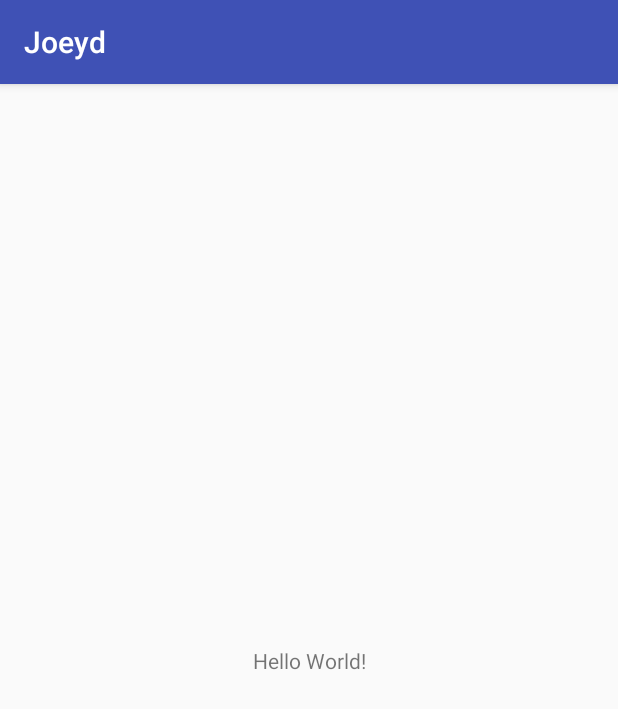
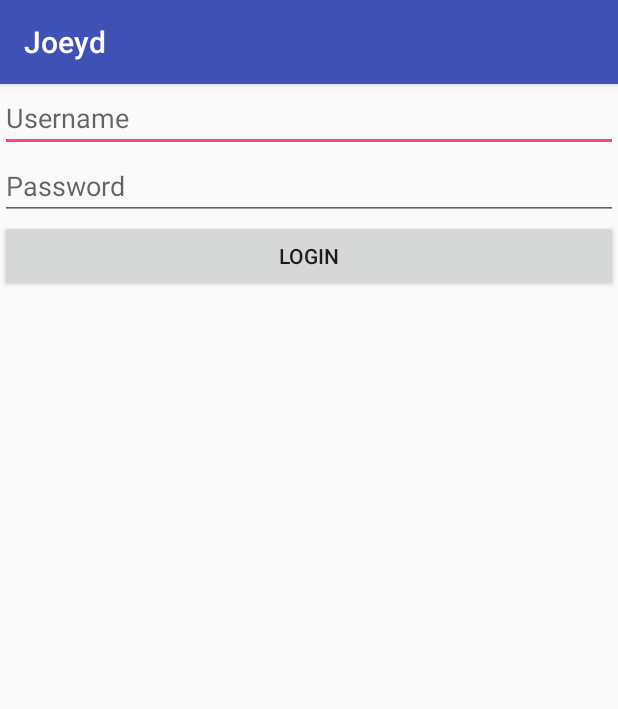
Before and after one commit to pawiromitchel/JoeyD-Android-App, an Android app: the screen it shows after launch (LoginActivity), on a phone screen of 412 x 824 dp. Shown: the top 709 px of the screen. Run offline under Robolectric (Android 15) with nearby library versions, the phone set to English and light mode, and no system bars.

Commit message:
created login activity + main menu activity. Login functionality Done

```diff
--- a/Application/app/src/main/AndroidManifest.xml
+++ b/Application/app/src/main/AndroidManifest.xml
@@ -16,6 +16,7 @@
                 <category android:name="android.intent.category.LAUNCHER" />
             </intent-filter>
         </activity>
+        <activity android:name=".MainMenuActivity"></activity>
     </application>
 
 </manifest>
--- a/Application/app/src/main/java/sr/unasat/joeyd/LoginActivity.java
+++ b/Application/app/src/main/java/sr/unasat/joeyd/LoginActivity.java
@@ -1,13 +1,40 @@
 package sr.unasat.joeyd;
 
+import android.content.Intent;
 import android.support.v7.app.AppCompatActivity;
 import android.os.Bundle;
+import android.view.View;
+import android.widget.EditText;
+import android.widget.Toast;
+
+import sr.unasat.joeyd.database.JoeydDAO;
+import sr.unasat.joeyd.entity.User;
 
 public class LoginActivity extends AppCompatActivity {
+
+    private EditText usernameEditText;
+    private EditText passwordEditText;
+    private JoeydDAO joeydDAO;
 
     @Override
     protected void onCreate(Bundle savedInstanceState) {
         super.onCreate(savedInstanceState);
         setContentView(R.layout.activity_login);
+
+        usernameEditText = (EditText) findViewById(R.id.usernameEditText);
+        passwordEditText = (EditText) findViewById(R.id.passwordEditText);
+    }
+
+    public void doLogin(View view) {
+        joeydDAO = new JoeydDAO(this);
+        if (!usernameEditText.getText().toString().isEmpty() || !passwordEditText.getText().toString().isEmpty()) {
+            User user = joeydDAO.authenticateUser(usernameEditText.getText().toString(), passwordEditText.getText().toString());
+            if(user != null){
+                Intent intent = new Intent(LoginActivity.this, MainMenuActivity.class);
+                startActivity(intent);
+            } else {
+                Toast.makeText(this, "Het inloggen is mislukt", Toast.LENGTH_SHORT).show();
+            }
+        }
     }
 }
--- a/Application/app/src/main/res/layout/activity_login.xml
+++ b/Application/app/src/main/res/layout/activity_login.xml
@@ -1,18 +1,31 @@
 <?xml version="1.0" encoding="utf-8"?>
-<android.support.constraint.ConstraintLayout xmlns:android="http://schemas.android.com/apk/res/android"
+<LinearLayout xmlns:android="http://schemas.android.com/apk/res/android"
     xmlns:app="http://schemas.android.com/apk/res-auto"
     xmlns:tools="http://schemas.android.com/tools"
     android:layout_width="match_parent"
     android:layout_height="match_parent"
+    android:orientation="vertical"
     tools:context="sr.unasat.joeyd.LoginActivity">
 
-    <TextView
-        android:layout_width="wrap_content"
+    <EditText
+        android:id="@+id/usernameEditText"
+        android:layout_width="match_parent"
         android:layout_height="wrap_content"
-        android:text="Hello World!"
-        app:layout_constraintBottom_toBottomOf="parent"
-        app:layout_constraintLeft_toLeftOf="parent"
-        app:layout_constraintRight_toRightOf="parent"
-        app:layout_constraintTop_toTopOf="parent" />
+        android:ems="10"
+        android:inputType="textPersonName"
+        android:hint="@string/username" />
 
-</android.support.constraint.ConstraintLayout>
+    <EditText
+        android:id="@+id/passwordEditText"
+        android:layout_width="match_parent"
+        android:layout_height="wrap_content"
+        android:ems="10"
+        android:inputType="textPassword"
+        android:hint="@string/password"/>
+
+    <Button
+        android:layout_width="match_parent"
+        android:layout_height="wrap_content"
+        android:text="Login"
+        android:onClick="doLogin"/>
+</LinearLayout>
--- a/Application/app/src/main/res/values/strings.xml
+++ b/Application/app/src/main/res/values/strings.xml
@@ -1,3 +1,5 @@
 <resources>
     <string name="app_name">Joeyd</string>
+    <string name="username">Username</string>
+    <string name="password">Password</string>
 </resources>
```
Also changed, not shown: Application/app/src/main/java/sr/unasat/joeyd/MainMenuActivity.java (added, +13 -0 lines), Application/app/src/main/java/sr/unasat/joeyd/database/JoeydDAO.java (added, +101 -0 lines), Application/app/src/main/java/sr/unasat/joeyd/entity/User.java (added, +42 -0 lines), Application/app/src/main/res/layout/activity_main_menu.xml (added, +9 -0 lines).
